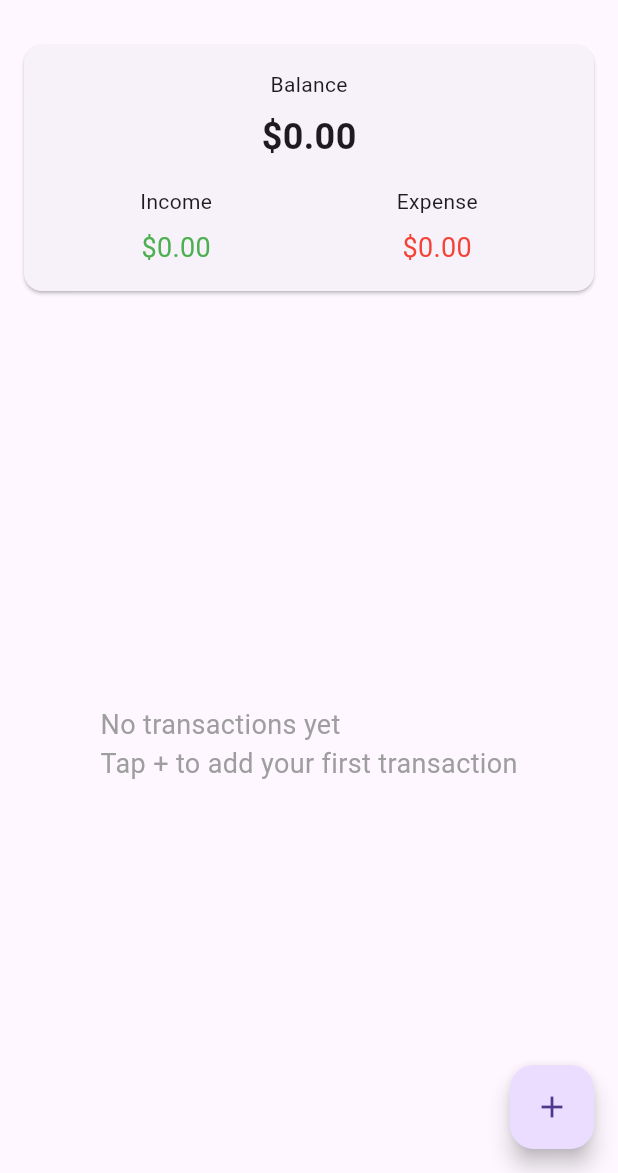
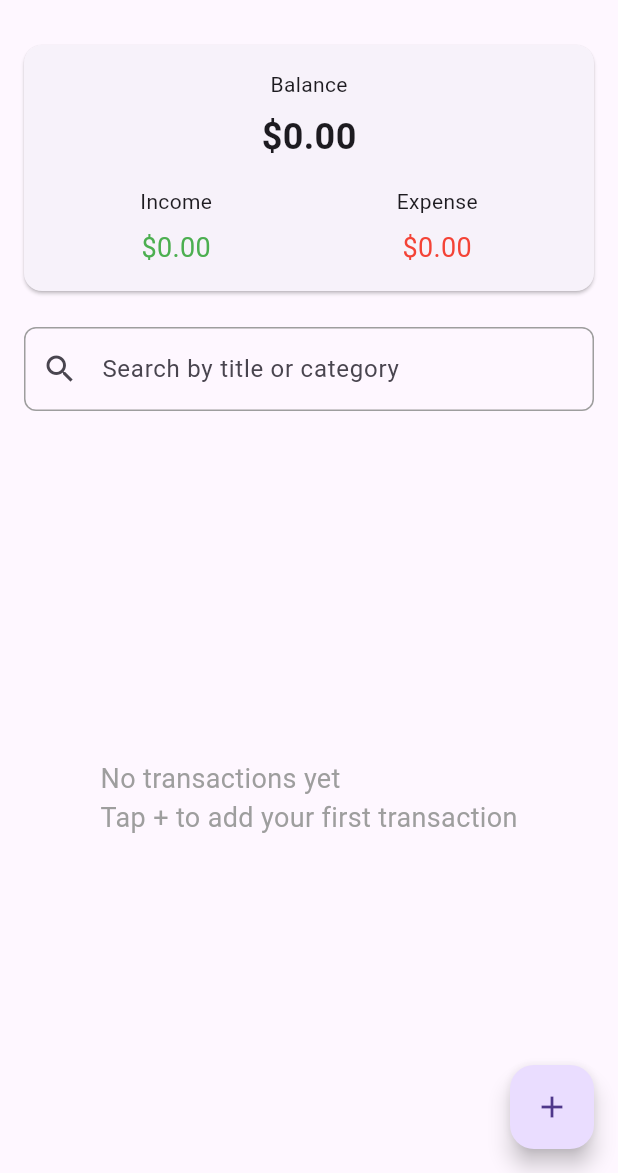
Before and after one commit to Zeneb-Tekarri/expense-tracker-app-flutter, a Flutter app: the screen it shows after launch, on a phone screen of 412 x 824 dp, the part 63-1236 px from its top. Run offline on Flutter 3.47's test engine with Material 3 defaults, Android fonts, the phone set to English and light mode, and no system bars; our stand-ins replace sqflite; accounts and stored records are empty.

Commit message:
add transaction search bar

```diff
--- a/lib/screens/home_screen.dart
+++ b/lib/screens/home_screen.dart
@@ -14,6 +14,7 @@ class HomeScreen extends StatefulWidget {
 }
 
 class _HomeScreenState extends State<HomeScreen> {
+  String _searchQuery = '';
   @override
   void initState() {
     super.initState();
@@ -33,6 +34,26 @@ class _HomeScreenState extends State<HomeScreen> {
       body:Column(
         children: [
           BalanceCard(balance: provider.balance, income: provider.totalIncome, expense: provider.totalExpense),
+          Padding(padding: const EdgeInsets.symmetric(horizontal: 16.0, vertical: 8.0),
+            child: TextField(
+              decoration: InputDecoration(
+                hintText: 'Search by title or category',
+                border: OutlineInputBorder(
+                  borderRadius: BorderRadius.circular(8.0)
+                ),
+                enabledBorder: OutlineInputBorder(
+                  borderRadius: BorderRadius.circular(8.0),
+                  borderSide: const BorderSide(color: Colors.grey),
+                ),
+                prefixIcon: const Icon(Icons.search),
+              ),
+              onChanged: (value) {
+                setState(() {
+                  _searchQuery = value;
+                });
+              },
+            ),
+          ),
           Expanded(
             child: TransactionList(transactions: transactions,),
           ),
```
